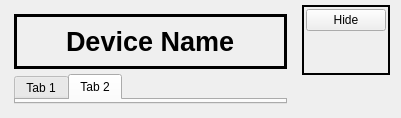
The window that typhon/ui/base.ui (pcdshub/typhos) describes before a commit, drawn with Qt 5.
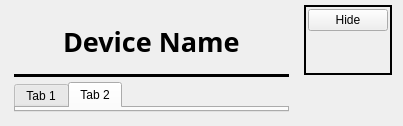
The same window after the commit.

Commit message: UI: Set max width, add underline to header

What changed in the file:
```diff
--- a/typhon/ui/base.ui
+++ b/typhon/ui/base.ui
@@ -43,17 +43,23 @@
        <verstretch>0</verstretch>
       </sizepolicy>
      </property>
-     <layout class="QVBoxLayout" name="main_layout" stretch="0,0">
+     <property name="maximumSize">
+      <size>
+       <width>450</width>
+       <height>16777215</height>
+      </size>
+     </property>
+     <layout class="QVBoxLayout" name="main_layout" stretch="0,0,0">
       <property name="spacing">
        <number>5</number>
       </property>
       <property name="sizeConstraint">
-       <enum>QLayout::SetFixedSize</enum>
+       <enum>QLayout::SetMaximumSize</enum>
       </property>
       <item>
        <widget class="QFrame" name="title_frame">
         <property name="frameShape">
-         <enum>QFrame::Box</enum>
+         <enum>QFrame::NoFrame</enum>
         </property>
         <property name="frameShadow">
          <enum>QFrame::Plain</enum>
@@ -82,6 +88,7 @@
           <widget class="QLabel" name="name_label">
            <property name="font">
             <font>
+             <family>Sans Serif</family>
              <pointsize>20</pointsize>
              <weight>75</weight>
              <bold>true</bold>
@@ -108,6 +115,25 @@
         </layout>
        </widget>
       </item>
+      <item>
+       <widget class="QFrame" name="underline">
+        <property name="autoFillBackground">
+         <bool>false</bool>
+        </property>
+        <property name="styleSheet">
+         <string notr="true"/>
+        </property>
+        <property name="frameShape">
+         <enum>QFrame::HLine</enum>
+        </property>
+        <property name="frameShadow">
+         <enum>QFrame::Plain</enum>
+        </property>
+        <property name="lineWidth">
+         <number>10</number>
+        </property>
+       </widget>
+      </item>
       <item>
        <widget class="QTabWidget" name="signal_tab">
         <property name="tabPosition">
```
